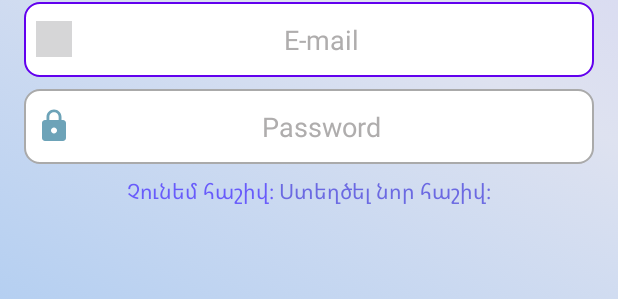
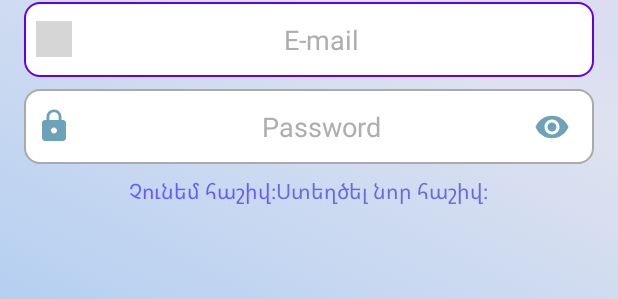
Before and after one commit to goodluck3301/StudentApp, an Android app: the layout fragment_log_in.xml on its own in the app's theme, with its tools: preview values and no code run, on a phone screen of 412 x 824 dp. Shown: the part 629-928 px from the top of the screen. Run offline under Robolectric (Android 15) with nearby library versions, the light colour scheme and no system bars.

Commit message:
Added login/showHide

```diff
--- a/app/src/main/res/layout/fragment_log_in.xml
+++ b/app/src/main/res/layout/fragment_log_in.xml
@@ -53,11 +53,13 @@
         android:layout_height="50dp"
         android:layout_marginHorizontal="24dp"
         android:layout_marginTop="32dp"
+        android:singleLine="true"
+        android:maxLength="30"
         android:background="@drawable/ed_text_design"
-        android:drawableLeft="@drawable/costum_mail_icon"
-        android:hint="E-mail"
-        android:paddingLeft="8dp"
-        android:paddingRight="16dp"
+        android:drawableStart="@drawable/costum_mail_icon"
+        android:hint="@string/e_mailText"
+        android:paddingStart="8dp"
+        android:paddingEnd="16dp"
         android:textAlignment="center"
         android:textColor="#262626"
         android:textColorHint="#AFADAD"
@@ -72,15 +74,44 @@
         android:layout_marginTop="8dp"
         android:background="@drawable/ed_text_design"
         android:drawableStart="@drawable/costum_lock_icon"
-        android:drawableLeft="@drawable/ic_baseline_lock_24"
-        android:hint="Password"
+        android:hint="@string/password"
         android:inputType="textPassword"
-        android:paddingLeft="8dp"
-        android:paddingRight="16dp"
+        android:singleLine="true"
+        android:maxLength="30"
+        android:paddingStart="8dp"
+        android:paddingEnd="16dp"
         android:textAlignment="center"
         android:textColor="#262626"
         android:textColorHint="#AFADAD"
+
         />
+
+    <ImageView
+        android:id="@+id/hideLogin"
+        android:layout_width="wrap_content"
+        android:layout_height="wrap_content"
+        android:layout_marginEnd="16dp"
+        android:visibility="invisible"
+        android:src="@drawable/ic_focused_visibility_off_24"
+        app:layout_constraintBottom_toBottomOf="@+id/passwdLogin"
+        app:layout_constraintEnd_toEndOf="@+id/passwdLogin"
+        app:layout_constraintHorizontal_bias="1.0"
+        app:layout_constraintStart_toStartOf="@+id/passwdLogin"
+        app:layout_constraintTop_toTopOf="@+id/passwdLogin" />
+
+    <ImageView
+        android:id="@+id/showLogin"
+        android:layout_width="wrap_content"
+        android:layout_height="wrap_content"
+        android:layout_marginEnd="16dp"
+        android:visibility="visible"
+        android:src="@drawable/ic_baseline_visibility_24"
+        app:layout_constraintBottom_toBottomOf="@+id/passwdLogin"
+        app:layout_constraintEnd_toEndOf="@+id/passwdLogin"
+        app:layout_constraintHorizontal_bias="1.0"
+        app:layout_constraintStart_toStartOf="@+id/passwdLogin"
+        app:layout_constraintTop_toTopOf="@+id/passwdLogin" />
+
 
     <LinearLayout
         android:id="@+id/liinearLogin"
@@ -94,7 +125,7 @@
 
             android:layout_width="wrap_content"
             android:layout_height="wrap_content"
-            android:text="Չունեմ հաշիվ։ "
+            android:text="@string/noHaveAcc"
             android:textColor="#685BFB"
             app:layout_constraintEnd_toEndOf="@+id/repeatPaswdS"
             app:layout_constraintStart_toStartOf="@+id/repeatPaswdS"
@@ -104,7 +135,7 @@
             android:id="@+id/toLoginPage"
             android:layout_width="wrap_content"
             android:layout_height="wrap_content"
-            android:text="Ստեղծել նոր հաշիվ։"
+            android:text="@string/creatNewAccLogin"
             android:textColor="#6B69E2"
             app:layout_constraintEnd_toEndOf="@+id/repeatPaswdS"
             app:layout_constraintStart_toStartOf="@+id/repeatPaswdS"
@@ -118,7 +149,7 @@
         android:layout_height="wrap_content"
         android:background="@drawable/btn2_style"
         android:paddingHorizontal="8dp"
-        android:text="Հաստատել"
+        android:text="@string/ok"
         android:textAllCaps="false"
         app:layout_constraintBottom_toBottomOf="parent"
         app:layout_constraintEnd_toEndOf="@+id/passwdLogin"
--- a/app/src/main/res/values/strings.xml
+++ b/app/src/main/res/values/strings.xml
@@ -5,4 +5,8 @@
     <string name="toLoginPage">Մուտք գործել</string>
     <string name="ok">Հաստատել</string>
     <string name="name">Name</string>
+    <string name="creatNewAcc">Ստեղծել նոր հաշիվ</string>
+    <string name="e_mailText">E-mail</string>
+    <string name="noHaveAcc">Չունեմ հաշիվ։</string>
+    <string name="creatNewAccLogin">Ստեղծել նոր հաշիվ։</string>
 </resources>
```
Also changed, not shown: app/src/main/java/com/example/studentapp/fragments/LogInFragment.kt (+23 -8 lines), app/src/main/res/layout/fragment_sign_up.xml (+10 -9 lines).
